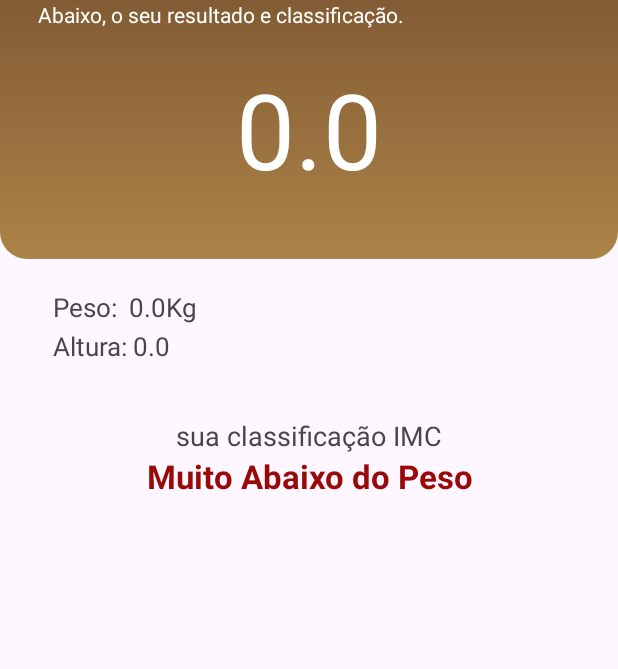
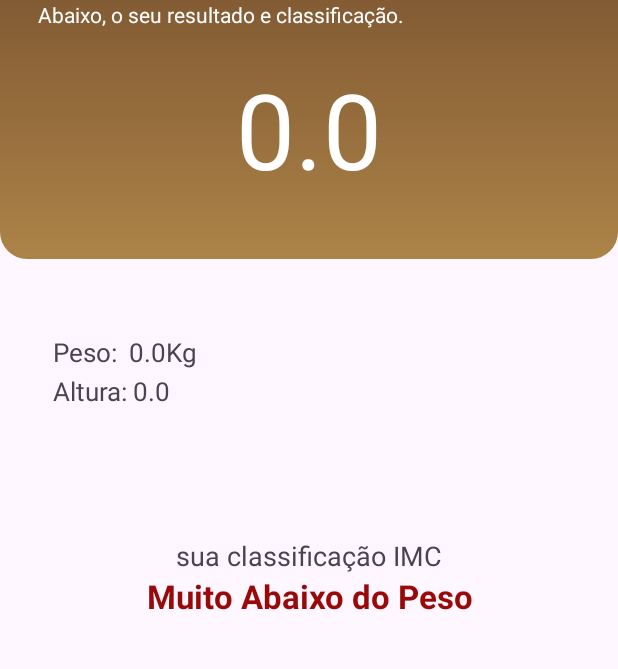
Before and after one commit to maumauriciog/calculadoraIMCv2, an Android app: the ResultActivity screen opened directly, with no data from a screen before it, on a phone screen of 412 x 824 dp, the part 210-879 px from its top. Run offline under Robolectric (Android 15) with nearby library versions, the phone set to English and light mode, and no system bars.

Commit message:
Melhorando a experiência do usuário 2.2

```diff
--- a/app/src/main/res/layout/activity_result.xml
+++ b/app/src/main/res/layout/activity_result.xml
@@ -66,7 +66,7 @@
         android:layout_width="wrap_content"
         android:layout_height="wrap_content"
         android:layout_marginStart="35dp"
-        android:layout_marginTop="20dp"
+        android:layout_marginTop="50dp"
         android:textSize="17sp"
         tools:text="peso" />
 
@@ -83,6 +83,7 @@
     <TextView
         android:layout_width="match_parent"
         android:layout_height="wrap_content"
+        android:layout_marginTop="50dp"
         android:gravity="center"
         android:textSize="18sp"
         android:text="sua classificação IMC"
```
